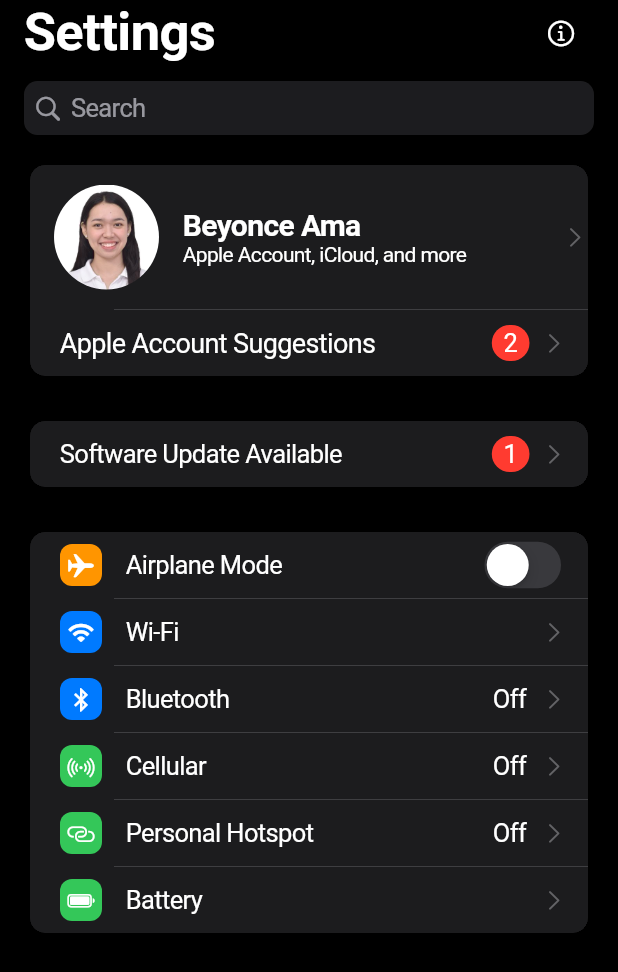
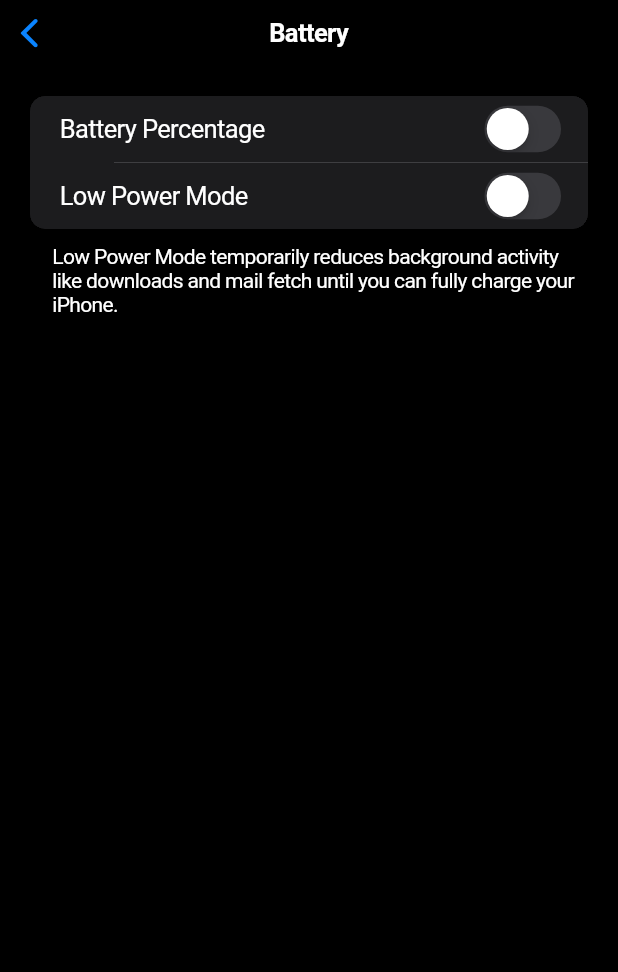
Before and after one commit to beyonce-ama/settingsdevops, a Flutter app: the screen it shows after launch, after a tap on "Bluetooth", after a tap on "Battery", on a phone screen of 412 x 824 dp. Shown: the top 972 px of the screen. Run offline on Flutter 3.47's test engine with Material 3 defaults, Android fonts, the phone set to English and light mode, and no system bars.

Commit message:
added by Monica Carreon

```diff
--- a/lib/main.dart
+++ b/lib/main.dart
@@ -308,7 +308,12 @@
                   ),
                   title: Text('Battery'),
                   trailing: CupertinoListTileChevron(),
-                  onTap: () {},
+                  onTap: () {
+                    Navigator.push(
+                        context,
+                        CupertinoPageRoute(builder: (context) => BatterySettings()),
+                      );
+                  },
                 ),
               ],
             ),
@@ -702,6 +707,64 @@
     );
   }
 }
+class BatterySettings extends StatefulWidget {
+  const BatterySettings({super.key});
+
+  @override
+  BatterySettingsState createState() => BatterySettingsState();
+}
+class BatterySettingsState extends State<BatterySettings> {
+  bool _batteryPercentageEnabled = false;
+  bool _lowPowerModeEnabled = false;
+
+  @override
+  Widget build(BuildContext context) {
+    return CupertinoPageScaffold(
+      navigationBar: CupertinoNavigationBar(
+        middle: Text('Battery'),
+      ),
+      child: SafeArea(
+        child: ListView(
+          children: <Widget>[
+            CupertinoListSection.insetGrouped(
+              children: <Widget>[
+                CupertinoListTile(
+                  title: Text('Battery Percentage'),
+                  trailing: CupertinoSwitch(
+                    value: _batteryPercentageEnabled,
+                    onChanged: (value) {
+                      setState(() {
+                        _batteryPercentageEnabled = value;
+                      });
+                    },
+                  ),
+                ),
+                CupertinoListTile(
+                  title: Text('Low Power Mode'),
+                  trailing: CupertinoSwitch(
+                    value: _lowPowerModeEnabled,
+                    onChanged: (value) {
+                      setState(() {
+                        _lowPowerModeEnabled = value;
+                      });
+                    },
+                  ),
+                ),
+              ],
+            ),
+            Padding(
+              padding: const EdgeInsets.only(left: 35.0, right: 20.0),
+              child: Text(
+                'Low Power Mode temporarily reduces background activity like downloads and mail fetch until you can fully charge your iPhone.',
+                style: TextStyle(fontSize: 14),
+              ),
+            ),
+          ],
+        ),
+      ),
+    );
+  }
+}
 Widget _buildInfoDialog(BuildContext context) {
   return CupertinoAlertDialog(
     title: Text("Team Members"),
```
